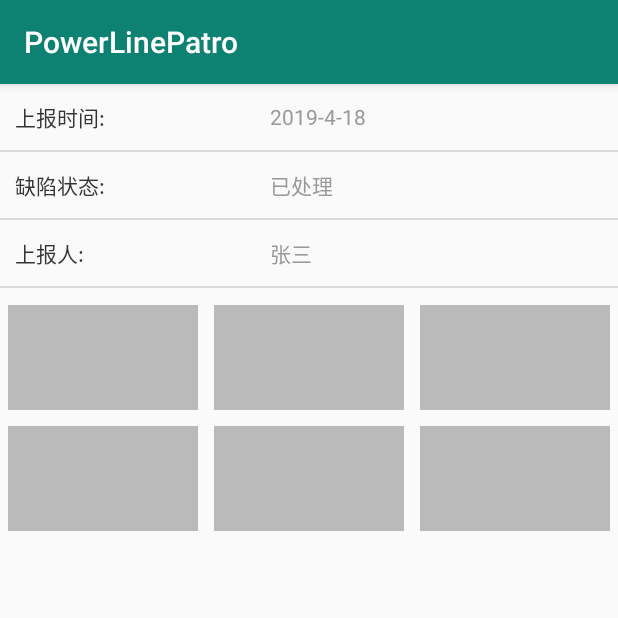
After one commit to widsdom-yl/powerlinepatro, an Android app: the DefectDetailActivity screen opened directly, with no data from a screen before it, on a phone screen of 412 x 824 dp, the top half of it. The commit adds this screen. Run offline under Robolectric (Android 15) with nearby library versions, the phone set to English and light mode, and no system bars.

Commit message:
巡视详情和缺陷详情页面

```diff
--- a/app/src/main/AndroidManifest.xml
+++ b/app/src/main/AndroidManifest.xml
@@ -53,7 +53,9 @@
 
         <activity android:name=".UploadPatroActivity" />
         <activity android:name=".PatrolImageDetailActivity" />
-        <activity android:name=".UploadDefectActivity"></activity>
+        <activity android:name=".UploadDefectActivity" />
+        <activity android:name=".PartolDetailActivity" />
+        <activity android:name=".DefectDetailActivity"></activity>
     </application>
 
 </manifest>
--- /dev/null
+++ b/app/src/main/java/dczh/powerlinepatro/DefectDetailActivity.java
@@ -0,0 +1,91 @@
+package dczh.powerlinepatro;
+
+import android.graphics.Color;
+import android.os.Bundle;
+import android.support.v7.widget.DividerItemDecoration;
+import android.support.v7.widget.GridLayoutManager;
+import android.support.v7.widget.LinearLayoutManager;
+import android.support.v7.widget.RecyclerView;
+import android.view.Menu;
+import android.view.MenuItem;
+
+import java.util.ArrayList;
+import java.util.List;
+
+import dczh.Util.MathUtil;
+import dczh.adapter.TowerAccountAdapter;
+import dczh.adapter.TowerPartoImageAdapter;
+import dczh.model.LineTowerModel;
+import dczh.model.TowerAccountItemModel;
+
+public class DefectDetailActivity extends BaseAppCompatActivity {
+
+    RecyclerView mRecyclerView_item;
+    RecyclerView mRecyclerView_image;
+    LineTowerModel model;
+    TowerAccountAdapter mAapter;
+    TowerPartoImageAdapter mPatroAdapter;
+    private static final String ARG_PARAM1 = "param1";
+
+    List<Integer> colorList = new ArrayList<>();
+    List<TowerAccountItemModel> list = new ArrayList<TowerAccountItemModel>();
+    @Override
+    protected void onCreate(Bundle savedInstanceState) {
+        super.onCreate(savedInstanceState);
+        setContentView(R.layout.activity_defect_detail);
+
+        android.support.v7.app.ActionBar actionBar = getSupportActionBar();
+        Bundle bundle = this.getIntent().getExtras();
+        if (bundle != null && actionBar != null)
+        {
+            model = (LineTowerModel)bundle.getSerializable(ARG_PARAM1);
+            setCustomTitle(model.getTowerName(), true);
+        }
+
+        mRecyclerView_item = findViewById(R.id.recyler_tower_patrol);
+        mRecyclerView_item.addItemDecoration(new DividerItemDecoration(this, DividerItemDecoration.VERTICAL));
+        mRecyclerView_item.setLayoutManager(new LinearLayoutManager(this));
+        mRecyclerView_image = findViewById(R.id.recyler_tower_image);
+        GridLayoutManager layoutManage = new GridLayoutManager(this, 3);
+        mRecyclerView_image.setLayoutManager(layoutManage);
+
+        TowerAccountItemModel model1 = new TowerAccountItemModel(getString(R.string.string_upload_time),"2019-4-18");
+        TowerAccountItemModel model2 = new TowerAccountItemModel(getString(R.string.string_defect_status),getString(R.string.string_handle));
+        TowerAccountItemModel model3 = new TowerAccountItemModel(getString(R.string.string_upload_worker),"张三");
+
+        list.add(model1);
+        list.add(model2);
+        list.add(model3);
+
+        mAapter = new TowerAccountAdapter(list);
+        mRecyclerView_item.setAdapter(mAapter);
+
+        for (int i = 0;i<6;i++){
+            int color =  Color.rgb((int) MathUtil.nextDouble(0,255), (int)MathUtil.nextDouble(0,255), (int)MathUtil.nextDouble(0,255));
+            colorList.add(color);
+        }
+        mPatroAdapter = new TowerPartoImageAdapter(colorList);
+        mRecyclerView_image.setAdapter(mPatroAdapter);
+
+
+
+    }
+    @Override
+    public boolean onCreateOptionsMenu(Menu menu)
+    {
+
+        getMenuInflater().inflate(R.menu.blank_menu, menu);
+        return true;
+    }
+    @Override
+    public boolean onOptionsItemSelected(MenuItem item)
+    {
+        switch (item.getItemId())
+        {
+            case android.R.id.home:
+                this.finish(); // back button
+                return true;
+        }
+        return super.onOptionsItemSelected(item);
+    }
+}
--- a/app/src/main/java/dczh/powerlinepatro/TowerPatroActivity.java
+++ b/app/src/main/java/dczh/powerlinepatro/TowerPatroActivity.java
@@ -89,7 +89,7 @@ public class TowerPatroActivity extends BaseAppCompatActivity implements View.On
         content_container = (LinearLayout) findViewById(R.id.content_container);
         f1 = TowerAccountFragment.newInstance(model,"1");
         f2 = MapFragment.newInstance("t","2");
-        f3 = DefectFragment.newInstance("t","3");
+        f3 = DefectFragment.newInstance(model,"3");
 
     }
 
--- /dev/null
+++ b/app/src/main/res/layout/activity_defect_detail.xml
@@ -0,0 +1,30 @@
+<?xml version="1.0" encoding="utf-8"?>
+<android.support.constraint.ConstraintLayout xmlns:android="http://schemas.android.com/apk/res/android"
+    xmlns:app="http://schemas.android.com/apk/res-auto"
+    xmlns:tools="http://schemas.android.com/tools"
+    android:layout_width="match_parent"
+    android:layout_height="match_parent"
+    tools:context=".DefectDetailActivity">
+    <android.support.v7.widget.RecyclerView
+        android:id="@+id/recyler_tower_patrol"
+        android:layout_width="match_parent"
+        android:layout_height="142dp"
+        android:divider="#FFB900"
+        android:dividerHeight="142dp"
+        app:layout_constraintEnd_toEndOf="parent"
+        app:layout_constraintStart_toStartOf="parent"
+        app:layout_constraintTop_toTopOf="parent" />
+
+    <android.support.v7.widget.RecyclerView
+        android:id="@+id/recyler_tower_image"
+        android:layout_width="0dp"
+        android:layout_height="0dp"
+        android:layout_marginBottom="80dp"
+        android:divider="#FFB900"
+        android:dividerHeight="1dp"
+        app:layout_constraintBottom_toBottomOf="parent"
+        app:layout_constraintEnd_toEndOf="parent"
+        app:layout_constraintHorizontal_bias="1.0"
+        app:layout_constraintStart_toStartOf="parent"
+        app:layout_constraintTop_toBottomOf="@+id/recyler_tower_patrol" />
+</android.support.constraint.ConstraintLayout>
--- a/app/src/main/res/values/strings.xml
+++ b/app/src/main/res/values/strings.xml
@@ -43,6 +43,13 @@
     <string name="string_cancel">取消</string>
     <string name="string_submit">提交</string>
     <string name="string_remark">备注:</string>
+    <string name="string_partol_worker">巡视人:</string>
+    <string name="string_partol_detail">巡视详情:</string>
     <!-- TODO: Remove or change this placeholder text -->
     <string name="hello_blank_fragment">Hello blank fragment</string>
+    <string name="string_upload_time">上报时间:</string>
+    <string name="string_defect_status">缺陷状态:</string>
+    <string name="string_upload_worker">上报人:</string>
+    <string name="string_handle">已处理</string>
+    <string name="string_unhandle">未处理</string>
 </resources>
```
Also changed, not shown: app/src/main/java/dczh/Fragment/DefectFragment.java (+26 -6 lines), app/src/main/java/dczh/powerlinepatro/PartolDetailActivity.java (added, +88 -0 lines), app/src/main/res/layout/activity_partol_detail.xml (added, +30 -0 lines).
